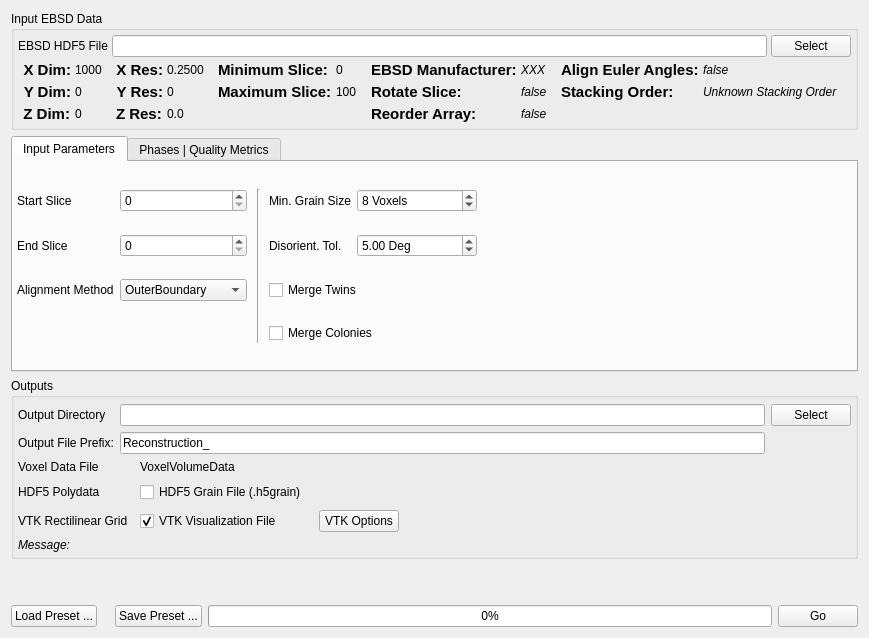
Before: the Qt Designer form Source/Plugins/Reconstruction/UI/ReconstructionWidget.ui in BlueQuartzSoftware/DREAM3D, drawn with Qt 5.
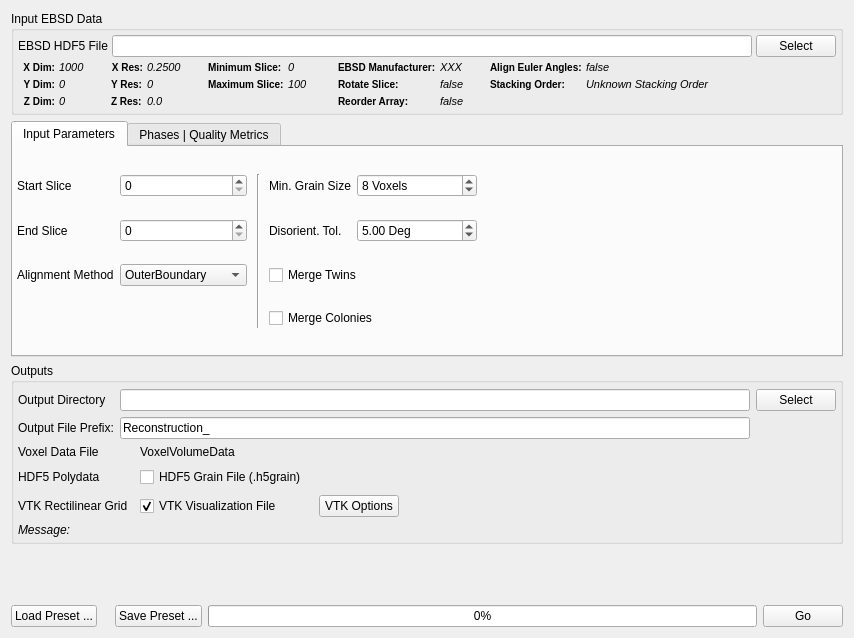
After: the same form once the commit is applied. Icons and pictures are not drawn. Custom widgets are drawn as their Qt base class.

Commit message: Trying out some style sheets for the Reconstruction tab

```diff
--- a/Source/Plugins/Reconstruction/UI/ReconstructionWidget.ui
+++ b/Source/Plugins/Reconstruction/UI/ReconstructionWidget.ui
@@ -6,7 +6,7 @@
    <rect>
     <x>0</x>
     <y>0</y>
-    <width>827</width>
+    <width>854</width>
     <height>638</height>
    </rect>
   </property>
@@ -19,6 +19,9 @@
   <property name="windowTitle">
    <string>Form</string>
   </property>
+  <property name="styleSheet">
+   <string notr="true"/>
+  </property>
   <layout class="QGridLayout" name="gridLayout_7">
    <item row="0" column="0">
     <widget class="QGroupBox" name="groupBox_3">
@@ -32,7 +35,7 @@
       <property name="spacing">
        <number>4</number>
       </property>
-      <item row="0" column="0" colspan="7">
+      <item row="0" column="0" colspan="12">
        <layout class="QGridLayout" name="gridLayout_2">
         <item row="1" column="1">
          <widget class="QLabel" name="label">
@@ -53,7 +56,7 @@
         </item>
        </layout>
       </item>
-      <item row="1" column="2">
+      <item row="1" column="4">
        <layout class="QFormLayout" name="formLayout">
         <property name="fieldGrowthPolicy">
          <enum>QFormLayout::FieldsStayAtSizeHint</enum>
@@ -68,11 +71,17 @@
          <widget class="QLabel" name="label_7">
           <property name="font">
            <font>
-            <pointsize>11</pointsize>
+            <pointsize>-1</pointsize>
             <weight>75</weight>
             <bold>true</bold>
            </font>
           </property>
+          <property name="styleSheet">
+           <string notr="true">QLabel {
+font-weight: bold;
+font-size: 10px;
+}</string>
+          </property>
           <property name="text">
            <string>Minimum Slice:</string>
           </property>
@@ -80,6 +89,18 @@
         </item>
         <item row="0" column="1">
          <widget class="QLabel" name="m_ZMin">
+          <property name="font">
+           <font>
+            <pointsize>-1</pointsize>
+            <italic>true</italic>
+           </font>
+          </property>
+          <property name="styleSheet">
+           <string notr="true">QLabel {
+	font-size: 11px;
+	font-style: italic;
+}</string>
+          </property>
           <property name="text">
            <string>0</string>
           </property>
@@ -89,11 +110,17 @@
          <widget class="QLabel" name="label_54">
           <property name="font">
            <font>
-            <pointsize>11</pointsize>
+            <pointsize>-1</pointsize>
             <weight>75</weight>
             <bold>true</bold>
            </font>
           </property>
+          <property name="styleSheet">
+           <string notr="true">QLabel {
+font-weight: bold;
+font-size: 10px;
+}</string>
+          </property>
           <property name="text">
            <string>Maximum Slice:</string>
           </property>
@@ -101,6 +128,18 @@
         </item>
         <item row="1" column="1">
          <widget class="QLabel" name="m_ZMax">
+          <property name="font">
+           <font>
+            <pointsize>-1</pointsize>
+            <italic>true</italic>
+           </font>
+          </property>
+          <property name="styleSheet">
+           <string notr="true">QLabel {
+	font-size: 11px;
+	font-style: italic;
+}</string>
+          </property>
           <property name="text">
            <string>100</string>
           </property>
@@ -120,11 +159,17 @@
          <widget class="QLabel" name="label_13">
           <property name="font">
            <font>
-            <pointsize>11</pointsize>
+            <pointsize>-1</pointsize>
             <weight>75</weight>
             <bold>true</bold>
            </font>
           </property>
+          <property name="styleSheet">
+           <string notr="true">QLabel {
+font-weight: bold;
+font-size: 10px;
+}</string>
+          </property>
           <property name="text">
            <string>X Dim:</string>
           </property>
@@ -135,6 +180,18 @@
         </item>
         <item row="0" column="1">
          <widget class="QLabel" name="xDim">
+          <property name="font">
+           <font>
+            <pointsize>-1</pointsize>
+            <italic>true</italic>
+           </font>
+          </property>
+          <property name="styleSheet">
+           <string notr="true">QLabel {
+	font-size: 11px;
+	font-style: italic;
+}</string>
+          </property>
           <property name="text">
            <string>1000</string>
           </property>
@@ -144,11 +201,17 @@
          <widget class="QLabel" name="label_14">
           <property name="font">
            <font>
-            <pointsize>11</pointsize>
+            <pointsize>-1</pointsize>
             <weight>75</weight>
             <bold>true</bold>
            </font>
           </property>
+          <property name="styleSheet">
+           <string notr="true">QLabel {
+font-weight: bold;
+font-size: 10px;
+}</string>
+          </property>
           <property name="text">
            <string>Y Dim:</string>
           </property>
@@ -159,6 +222,18 @@
         </item>
         <item row="1" column="1">
          <widget class="QLabel" name="yDim">
+          <property name="font">
+           <font>
+            <pointsize>-1</pointsize>
+            <italic>true</italic>
+           </font>
+          </property>
+          <property name="styleSheet">
+           <string notr="true">QLabel {
+	font-size: 11px;
+	font-style: italic;
+}</string>
+          </property>
           <property name="text">
            <string>0</string>
           </property>
@@ -168,11 +243,17 @@
          <widget class="QLabel" name="label_15">
           <property name="font">
            <font>
-            <pointsize>11</pointsize>
+            <pointsize>-1</pointsize>
             <weight>75</weight>
             <bold>true</bold>
            </font>
           </property>
+          <property name="styleSheet">
+           <string notr="true">QLabel {
+font-weight: bold;
+font-size: 10px;
+}</string>
+          </property>
           <property name="text">
            <string>Z Dim:</string>
           </property>
@@ -183,6 +264,18 @@
         </item>
         <item row="2" column="1">
          <widget class="QLabel" name="zDim">
+          <property name="font">
+           <font>
+            <pointsize>-1</pointsize>
+            <italic>true</italic>
+           </font>
+          </property>
+          <property name="styleSheet">
+           <string notr="true">QLabel {
+	font-size: 11px;
+	font-style: italic;
+}</string>
+          </property>
           <property name="text">
            <string>0</string>
           </property>
@@ -190,7 +283,7 @@
         </item>
        </layout>
       </item>
-      <item row="1" column="1">
+      <item row="1" column="2">
        <layout class="QFormLayout" name="formLayout_4">
         <property name="leftMargin">
          <number>5</number>
@@ -202,11 +295,17 @@
          <widget class="QLabel" name="label_16">
           <property name="font">
            <font>
-            <pointsize>11</pointsize>
+            <pointsize>-1</pointsize>
             <weight>75</weight>
             <bold>true</bold>
            </font>
           </property>
+          <property name="styleSheet">
+           <string notr="true">QLabel {
+font-weight: bold;
+font-size: 10px;
+}</string>
+          </property>
           <property name="text">
            <string>X Res:</string>
           </property>
@@ -217,6 +316,18 @@
         </item>
         <item row="0" column="1">
          <widget class="QLabel" name="m_XRes">
+          <property name="font">
+           <font>
+            <pointsize>-1</pointsize>
+            <italic>true</italic>
+           </font>
+          </property>
+          <property name="styleSheet">
+           <string notr="true">QLabel {
+	font-size: 11px;
+	font-style: italic;
+}</string>
+          </property>
           <property name="text">
            <string>0.2500</string>
           </property>
@@ -226,11 +337,17 @@
          <widget class="QLabel" name="label_17">
           <property name="font">
            <font>
-            <pointsize>11</pointsize>
+            <pointsize>-1</pointsize>
             <weight>75</weight>
             <bold>true</bold>
            </font>
           </property>
+          <property name="styleSheet">
+           <string notr="true">QLabel {
+font-weight: bold;
+font-size: 10px;
+}</string>
+          </property>
           <property name="text">
            <string>Y Res:</string>
           </property>
@@ -241,6 +358,18 @@
         </item>
         <item row="1" column="1">
          <widget class="QLabel" name="m_YRes">
+          <property name="font">
+           <font>
+            <pointsize>-1</pointsize>
+            <italic>true</italic>
+           </font>
+          </property>
+          <property name="styleSheet">
+           <string notr="true">QLabel {
+	font-size: 11px;
+	font-style: italic;
+}</string>
+          </property>
           <property name="text">
            <string>0</string>
           </property>
@@ -250,11 +379,17 @@
          <widget class="QLabel" name="m_ZMax_2">
           <property name="font">
            <font>
-            <pointsize>11</pointsize>
+            <pointsize>-1</pointsize>
             <weight>75</weight>
             <bold>true</bold>
            </font>
           </property>
+          <property name="styleSheet">
+           <string notr="true">QLabel {
+font-weight: bold;
+font-size: 10px;
+}</string>
+          </property>
           <property name="text">
            <string>Z Res:</string>
           </property>
@@ -262,6 +397,18 @@
         </item>
         <item row="2" column="1">
          <widget class="QLabel" name="m_ZRes">
+          <property name="font">
+           <font>
+            <pointsize>-1</pointsize>
+            <italic>true</italic>
+           </font>
+          </property>
+          <property name="styleSheet">
+           <string notr="true">QLabel {
+	font-size: 11px;
+	font-style: italic;
+}</string>
+          </property>
           <property name="text">
            <string>0.0</string>
           </property>
@@ -269,7 +416,7 @@
         </item>
        </layout>
       </item>
-      <item row="1" column="6">
+      <item row="1" column="11">
        <spacer name="horizontalSpacer_2">
         <property name="orientation">
          <enum>Qt::Horizontal</enum>
@@ -282,7 +429,7 @@
         </property>
        </spacer>
       </item>
-      <item row="1" column="3">
+      <item row="1" column="7">
        <layout class="QFormLayout" name="formLayout_5">
         <property name="fieldGrowthPolicy">
          <enum>QFormLayout::FieldsStayAtSizeHint</enum>
@@ -297,11 +444,17 @@
          <widget class="QLabel" name="label_23">
           <property name="font">
            <font>
-            <pointsize>11</pointsize>
+            <pointsize>-1</pointsize>
             <weight>75</weight>
             <bold>true</bold>
            </font>
           </property>
+          <property name="styleSheet">
+           <string notr="true">QLabel {
+font-weight: bold;
+font-size: 10px;
+}</string>
+          </property>
           <property name="text">
            <string>EBSD Manufacturer:</string>
           </property>
@@ -311,9 +464,16 @@
          <widget class="QLabel" name="m_EbsdManufacturer">
           <property name="font">
            <font>
+            <pointsize>-1</pointsize>
             <italic>true</italic>
            </font>
           </property>
+          <property name="styleSheet">
+           <string notr="true">QLabel {
+	font-size: 11px;
+	font-style: italic;
+}</string>
+          </property>
           <property name="text">
            <string>XXX</string>
           </property>
@@ -323,11 +483,17 @@
          <widget class="QLabel" name="label_3">
           <property name="font">
            <font>
-            <pointsize>11</pointsize>
+            <pointsize>-1</pointsize>
             <weight>75</weight>
             <bold>true</bold>
            </font>
           </property>
+          <property name="styleSheet">
+           <string notr="true">QLabel {
+font-weight: bold;
+font-size: 10px;
+}</string>
+          </property>
           <property name="text">
            <string>Rotate Slice:</string>
           </property>
@@ -337,9 +503,16 @@
          <widget class="QLabel" name="m_RotateSliceLabel">
           <property name="font">
            <font>
+            <pointsize>-1</pointsize>
             <italic>true</italic>
            </font>
           </property>
+          <property name="styleSheet">
+           <string notr="true">QLabel {
+	font-size: 11px;
+	font-style: italic;
+}</string>
+          </property>
           <property name="text">
            <string>false</string>
           </property>
@@ -349,11 +522,17 @@
          <widget class="QLabel" name="label_20">
           <property name="font">
            <font>
-            <pointsize>11</pointsize>
+            <pointsize>-1</pointsize>
             <weight>75</weight>
             <bold>true</bold>
            </font>
           </property>
+          <property name="styleSheet">
+           <string notr="true">QLabel {
+font-weight: bold;
+font-size: 10px;
+}</string>
+          </property>
           <property name="text">
            <string>Reorder Array:</string>
           </property>
@@ -363,9 +542,16 @@
          <widget class="QLabel" name="m_ReorderArrayLabel">
           <property name="font">
            <font>
+            <pointsize>-1</pointsize>
             <italic>true</italic>
            </font>
           </property>
+          <property name="styleSheet">
+           <string notr="true">QLabel {
+	font-size: 11px;
+	font-style: italic;
+}</string>
+          </property>
           <property name="text">
            <string>false</string>
           </property>
@@ -373,7 +559,7 @@
         </item>
        </layout>
       </item>
-      <item row="1" column="4">
+      <item row="1" column="9">
        <layout class="QFormLayout" name="formLayout_2">
         <property name="leftMargin">
          <number>5</number>
@@ -385,11 +571,17 @@
          <widget class="QLabel" name="label_24">
           <property name="font">
            <font>
-            <pointsize>11</pointsize>
+            <pointsize>-1</pointsize>
             <weight>75</weight>
             <bold>true</bold>
            </font>
           </property>
+          <property name="styleSheet">
+           <string notr="true">QLabel {
+font-weight: bold;
+font-size: 10px;
+}</string>
+          </property>
           <property name="text">
            <string>Stacking Order:</string>
           </property>
@@ -399,11 +591,17 @@
          <widget class="QLabel" name="label_22">
           <property name="font">
            <font>
-            <pointsize>11</pointsize>
+            <pointsize>-1</pointsize>
             <weight>75</weight>
             <bold>true</bold>
            </font>
           </property>
+          <property name="styleSheet">
+           <string notr="true">QLabel {
+font-weight: bold;
+font-size: 10px;
+}</string>
+          </property>
           <property name="text">
            <string>Align Euler Angles:</string>
           </property>
@@ -413,9 +611,16 @@
          <widget class="QLabel" name="m_AlignEulersLabel">
           <property name="font">
            <font>
+            <pointsize>-1</pointsize>
             <italic>true</italic>
            </font>
           </property>
+          <property name="styleSheet">
+           <string notr="true">QLabel {
+	font-size: 11px;
+	font-style: italic;
+}</string>
+          </property>
           <property name="text">
            <string>false</string>
           </property>
@@ -425,9 +630,16 @@
          <widget class="QLabel" name="m_StackingOrder">
           <property name="font">
            <font>
+            <pointsize>-1</pointsize>
             <italic>true</italic>
            </font>
           </property>
+          <property name="styleSheet">
+           <string notr="true">QLabel {
+	font-size: 11px;
+	font-style: italic;
+}</string>
+          </property>
           <property name="text">
            <string>Unknown Stacking Order</string>
           </property>
@@ -435,6 +647,70 @@
         </item>
        </layout>
       </item>
+      <item row="1" column="3">
+       <spacer name="horizontalSpacer_3">
+        <property name="orientation">
+         <enum>Qt::Horizontal</enum>
+        </property>
+        <property name="sizeType">
+         <enum>QSizePolicy::Fixed</enum>
+        </property>
+        <property name="sizeHint" stdset="0">
+         <size>
+          <width>8</width>
+          <height>20</height>
+         </size>
+        </property>
+       </spacer>
+      </item>
+      <item row="1" column="1">
+       <spacer name="horizontalSpacer_4">
+        <property name="orientation">
+         <enum>Qt::Horizontal</enum>
+        </property>
+        <property name="sizeType">
+         <enum>QSizePolicy::Fixed</enum>
+        </property>
+        <property name="sizeHint" stdset="0">
+         <size>
+          <width>8</width>
+          <height>20</height>
+         </size>
+        </property>
+       </spacer>
+      </item>
+      <item row="1" column="5">
+       <spacer name="horizontalSpacer_6">
+        <property name="orientation">
+         <enum>Qt::Horizontal</enum>
+        </property>
+        <property name="sizeType">
+         <enum>QSizePolicy::Fixed</enum>
+        </property>
+        <property name="sizeHint" stdset="0">
+         <size>
+          <width>8</width>
+          <height>20</height>
+         </size>
+        </property>
+       </spacer>
+      </item>
+      <item row="1" column="8">
+       <spacer name="horizontalSpacer_5">
+        <property name="orientation">
+         <enum>Qt::Horizontal</enum>
+        </property>
+        <property name="sizeType">
+         <enum>QSizePolicy::Fixed</enum>
+        </property>
+        <property name="sizeHint" stdset="0">
+         <size>
+          <width>8</width>
+          <height>20</height>
+         </size>
+        </property>
+       </spacer>
+      </item>
      </layout>
     </widget>
    </item>
@@ -482,7 +758,7 @@
         <number>4</number>
        </property>
        <property name="horizontalSpacing">
-        <number>-1</number>
+        <number>6</number>
        </property>
        <property name="verticalSpacing">
         <number>1</number>
```
Left out of the diff: 45 changed lines with no effect on the pictures.
